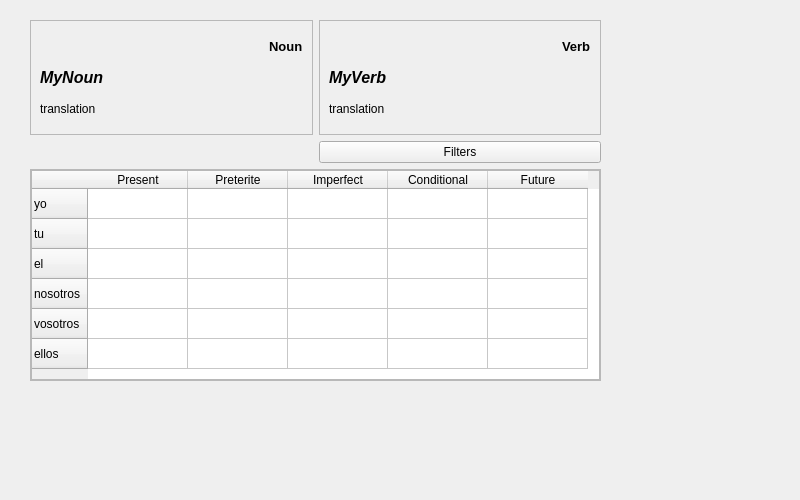
mateuszK23/spanish.widget, file ui/main_widget.ui: the form before one commit.
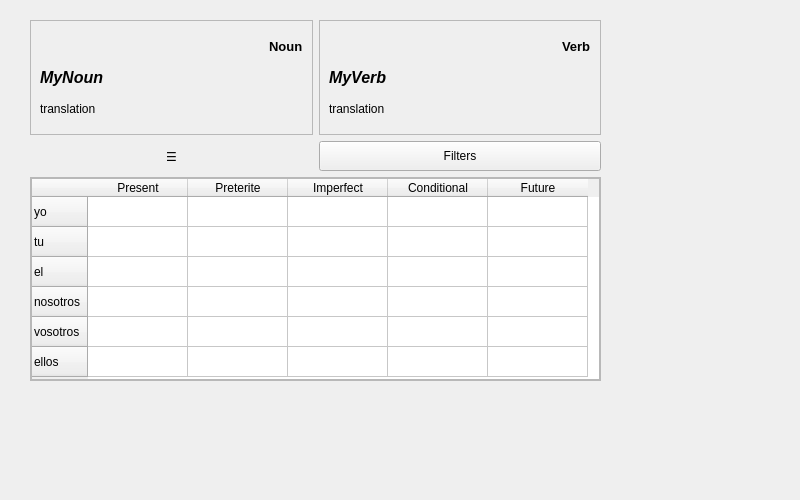
The form after the commit.

Commit message: Implementing drag mechanism

The edit to the form file:
```diff
--- a/ui/main_widget.ui
+++ b/ui/main_widget.ui
@@ -203,8 +203,30 @@
       <property name="text">
        <string>Filters</string>
       </property>
+        <property name="minimumSize">
+            <size>
+                <width>30</width>
+                <height>30</height>
+            </size>
+        </property>
      </widget>
     </item>
+    <item row="1" column="0">
+        <widget class="QPushButton" name="dragButton">
+            <property name="text">
+                <string>☰</string>
+            </property>
+            <property name="flat">
+                <bool>true</bool>
+            </property>
+            <property name="minimumSize">
+                <size>
+                    <width>15</width>
+                    <height>30</height>
+                </size>
+            </property>
+        </widget>
+    </item>
     <item row="2" column="0" colspan="2">
      <widget class="QFrame" name="frame_3">
       <property name="frameShape">
```
The commit also changes 1 other file.
